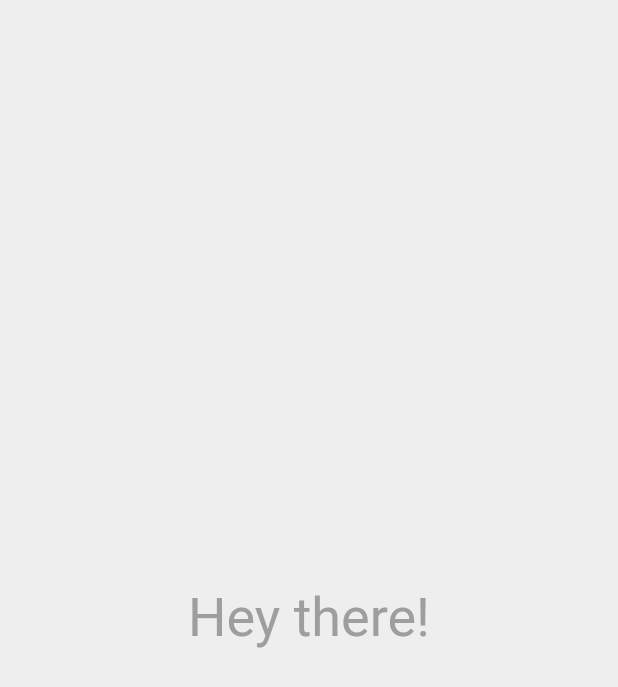
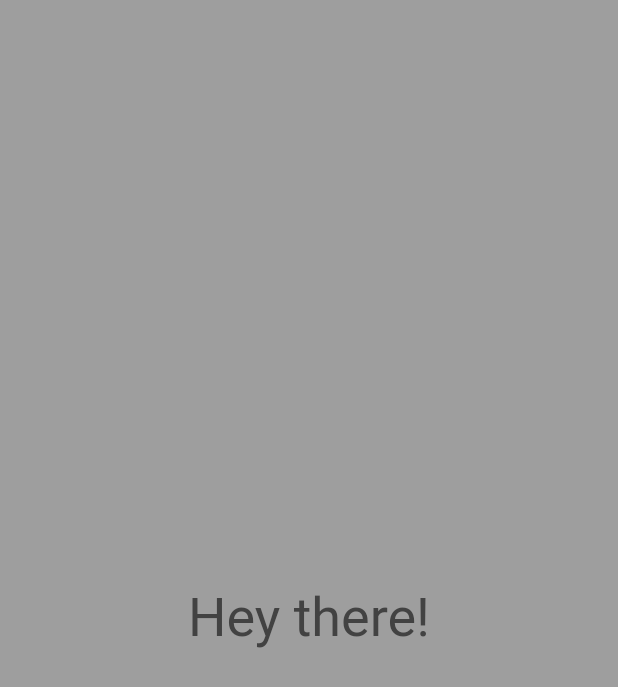
Before and after one commit to ArtemMartus/flutter_hey_there_app, a Flutter app: the screen it shows after launch, on a phone screen of 412 x 824 dp. Shown: the top 687 px of the screen. Run offline on Flutter 3.47's test engine with Material 2 defaults, Android fonts, the phone set to English and light mode, and no system bars.

Commit message:
HomePage cleanup

```diff
--- a/lib/ColorGenerator.dart
+++ b/lib/ColorGenerator.dart
@@ -18,12 +18,15 @@ class ColorGenerator {
 
   Color get contrasting => _contrastingColor;
 
+  ColorGenerator() {
+    updateColors();
+  }
   // Use HSV to get cold and warm colors
   updateColors() {
     switch (colorType) {
       // 150-270 is cold colors hue angle range
       case ColorTemperature.cold:
-        final hue = (150.0 + _rnd.nextInt(120)) % 360;
+        final hue = 150.0 + _rnd.nextInt(120);
         final contrastingHue = (hue + 180) % 360;
         final saturation = (_rnd.nextInt(20) + 80.0) / 100;
         final light = (_rnd.nextInt(20) + 80.0) / 100;
@@ -50,8 +53,11 @@ class ColorGenerator {
 
       // For grey colors we use all random RGB model
       case ColorTemperature.shadeOfGrey:
-        var contrastingShade = 1 + _rnd.nextInt(8);
-        var shade = (5 + contrastingShade) % 9 + 1;
+        final contrastingShade = 1 + _rnd.nextInt(9);
+        final shade = (5 + contrastingShade) % 9 + 1;
+
+        assert(contrastingShade != 0 && contrastingShade != 10);
+        assert(shade != 0 && shade != 10);
 
         _backgroundColor = Colors.grey[shade * 100];
         _contrastingColor = Colors.grey[contrastingShade * 100];
--- a/lib/HomePage.dart
+++ b/lib/HomePage.dart
@@ -9,25 +9,18 @@ class HomePage extends StatefulWidget {
 
 class _HomePageState extends State<HomePage> {
   final _colorGenerator = ColorGenerator();
-  Color _color;
-  TextStyle _textStyle;
-
-  @override
-  void initState() {
-    super.initState();
-    _updateColor();
-  }
 
   @override
   Widget build(BuildContext context) {
     return GestureDetector(
-      onTap: () => setState(_updateColor),
+      onTap: () => setState(_colorGenerator.updateColors),
       child: Container(
-        color: _color,
+        color: _colorGenerator.color,
         child: Center(
           child: Text(
             'Hey there!',
-            style: _textStyle,
+            style:
+            TextStyle(color: _colorGenerator.contrasting, fontSize: 36.0),
           ),
         ),
       ),
@@ -50,7 +43,7 @@ class _HomePageState extends State<HomePage> {
         if (value != null) {
           _colorGenerator.colorType = value;
           _notify(value, context);
-          setState(_updateColor);
+          setState(_colorGenerator.updateColors);
         }
       },
       onDoubleTap: () {
@@ -68,15 +61,9 @@ class _HomePageState extends State<HomePage> {
             break;
         }
         _notify(_colorGenerator.colorType, context);
-        setState(_updateColor);
+        setState(_colorGenerator.updateColors);
       },
     );
-  }
-
-  void _updateColor() {
-    _colorGenerator.updateColors();
-    _color = _colorGenerator.color;
-    _textStyle = TextStyle(color: _colorGenerator.contrasting, fontSize: 36.0);
   }
 
   _notify(ColorTemperature value, context) {
```
Also changed, not shown: pubspec.lock.
